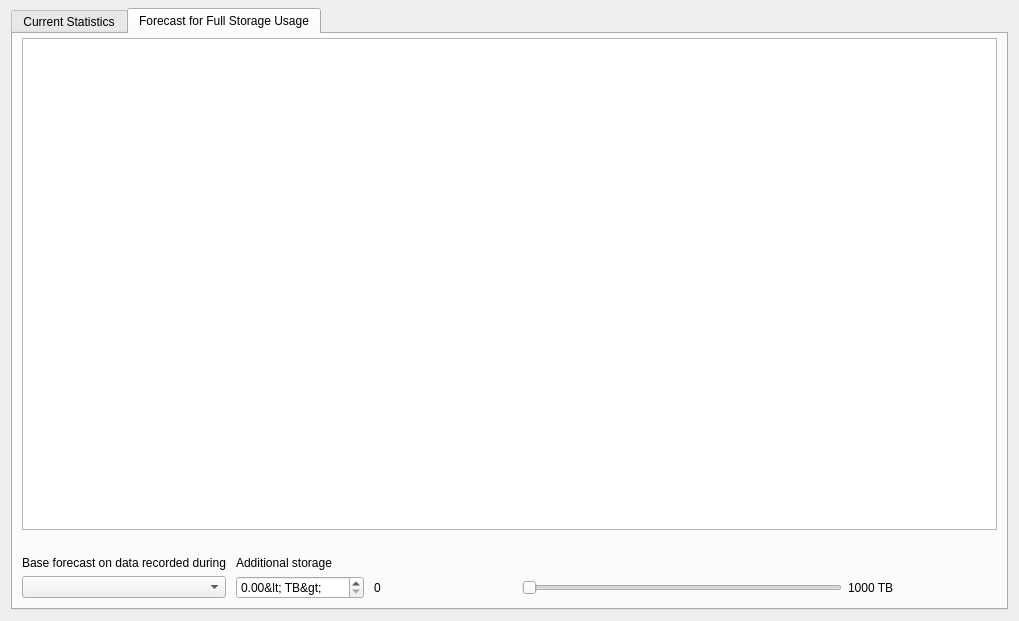
First picture: the form in vms/client/nx_vms_client_desktop/src/ui/widgets/properties/storage_analytics_widget.ui, repository networkoptix/nx_open, before the edit.
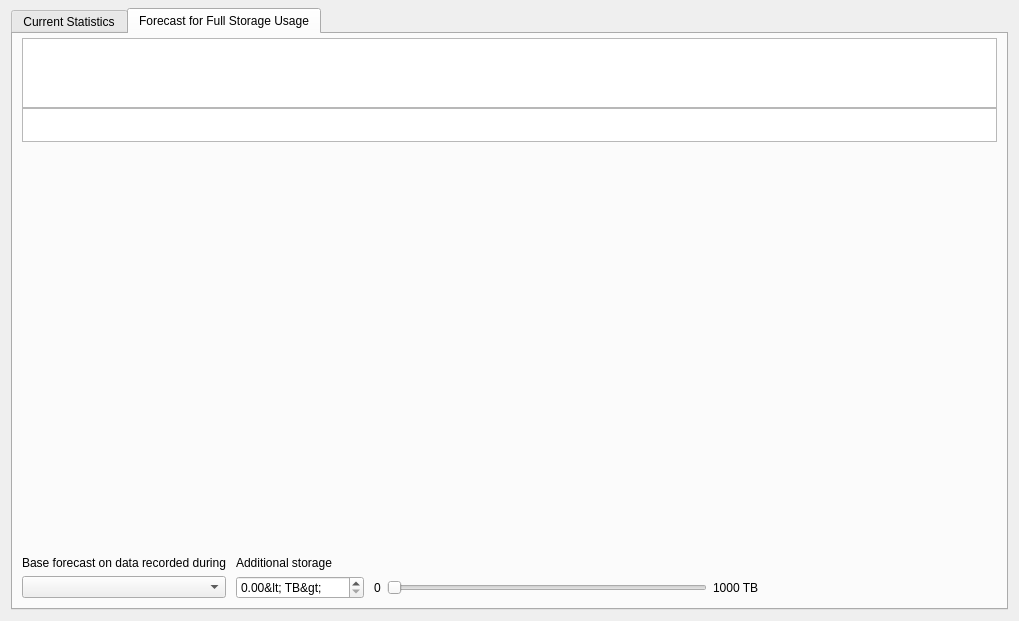
Second picture: the form after the edit. Custom widgets are drawn as their Qt base class.

Commit message:
VMS-12356: Reworked & enhanced Storage Analytics dialog
<==== Mercurial data ====>
Branch: vms_4.0_gui

Patch:
```diff
--- a/vms/client/nx_vms_client_desktop/src/ui/widgets/properties/storage_analytics_widget.ui
+++ b/vms/client/nx_vms_client_desktop/src/ui/widgets/properties/storage_analytics_widget.ui
@@ -101,27 +101,41 @@
           <attribute name="title">
            <string>Forecast for Full Storage Usage</string>
           </attribute>
-          <layout class="QVBoxLayout" name="verticalLayout_3" stretch="1,0,0">
+          <layout class="QVBoxLayout" name="verticalLayout_6" stretch="0,1,0">
            <property name="topMargin">
             <number>4</number>
+           </property>
+           <item>
+            <layout class="QVBoxLayout" name="verticalLayout_3">
+             <property name="spacing">
+              <number>0</number>
+             </property>
+             <property name="sizeConstraint">
+              <enum>QLayout::SetDefaultConstraint</enum>
            </property>
            <item>
             <widget class="nx::vms::client::desktop::TableView" name="forecastTable">
+               <property name="sizePolicy">
+                <sizepolicy hsizetype="Expanding" vsizetype="Preferred">
+                 <horstretch>0</horstretch>
+                 <verstretch>0</verstretch>
+                </sizepolicy>
+               </property>
              <property name="mouseTracking">
               <bool>true</bool>
              </property>
              <property name="contextMenuPolicy">
               <enum>Qt::CustomContextMenu</enum>
              </property>
-             <property name="lineWidth">
-              <number>1</number>
-             </property>
              <property name="midLineWidth">
               <number>1</number>
              </property>
              <property name="horizontalScrollBarPolicy">
               <enum>Qt::ScrollBarAlwaysOff</enum>
              </property>
+               <property name="sizeAdjustPolicy">
+                <enum>QAbstractScrollArea::AdjustToContents</enum>
+               </property>
              <property name="editTriggers">
               <set>QAbstractItemView::NoEditTriggers</set>
              </property>
@@ -152,14 +166,95 @@
             </widget>
            </item>
            <item>
-            <spacer name="horizontalSpacer">
+              <widget class="nx::vms::client::desktop::TableView" name="forecastTotalsTable">
+               <property name="sizePolicy">
+                <sizepolicy hsizetype="Expanding" vsizetype="Expanding">
+                 <horstretch>0</horstretch>
+                 <verstretch>0</verstretch>
+                </sizepolicy>
+               </property>
+               <property name="maximumSize">
+                <size>
+                 <width>16777215</width>
+                 <height>34</height>
+                </size>
+               </property>
+               <property name="mouseTracking">
+                <bool>true</bool>
+               </property>
+               <property name="contextMenuPolicy">
+                <enum>Qt::CustomContextMenu</enum>
+               </property>
+               <property name="frameShape">
+                <enum>QFrame::StyledPanel</enum>
+               </property>
+               <property name="lineWidth">
+                <number>1</number>
+               </property>
+               <property name="midLineWidth">
+                <number>1</number>
+               </property>
+               <property name="horizontalScrollBarPolicy">
+                <enum>Qt::ScrollBarAlwaysOff</enum>
+               </property>
+               <property name="sizeAdjustPolicy">
+                <enum>QAbstractScrollArea::AdjustToContents</enum>
+               </property>
+               <property name="autoScroll">
+                <bool>false</bool>
+               </property>
+               <property name="editTriggers">
+                <set>QAbstractItemView::NoEditTriggers</set>
+               </property>
+               <property name="showDropIndicator" stdset="0">
+                <bool>false</bool>
+               </property>
+               <property name="dragDropOverwriteMode">
+                <bool>false</bool>
+               </property>
+               <property name="alternatingRowColors">
+                <bool>false</bool>
+               </property>
+               <property name="selectionMode">
+                <enum>QAbstractItemView::NoSelection</enum>
+               </property>
+               <property name="selectionBehavior">
+                <enum>QAbstractItemView::SelectRows</enum>
+               </property>
+               <property name="showGrid">
+                <bool>false</bool>
+               </property>
+               <property name="sortingEnabled">
+                <bool>false</bool>
+               </property>
+               <property name="wordWrap">
+                <bool>false</bool>
+               </property>
+               <property name="cornerButtonEnabled">
+                <bool>false</bool>
+               </property>
+               <attribute name="horizontalHeaderVisible">
+                <bool>false</bool>
+               </attribute>
+               <attribute name="horizontalHeaderHighlightSections">
+                <bool>false</bool>
+               </attribute>
+               <attribute name="verticalHeaderVisible">
+                <bool>false</bool>
+               </attribute>
+              </widget>
+             </item>
+            </layout>
+           </item>
+           <item>
+            <spacer name="verticalSpacer_2">
              <property name="orientation">
-              <enum>Qt::Horizontal</enum>
+              <enum>Qt::Vertical</enum>
              </property>
              <property name="sizeHint" stdset="0">
               <size>
-               <width>40</width>
-               <height>20</height>
+               <width>20</width>
+               <height>0</height>
               </size>
              </property>
             </spacer>
@@ -317,6 +412,12 @@
                <property name="sizeType">
                 <enum>QSizePolicy::Expanding</enum>
                </property>
+               <property name="sizeHint" stdset="0">
+                <size>
+                 <width>0</width>
+                 <height>0</height>
+                </size>
+               </property>
               </spacer>
              </item>
             </layout>
```
Left out of the diff: 109 changed lines with no effect on the pictures. Lines whose indentation alone changed are shown as unchanged. The commit also changes 9 other files.
